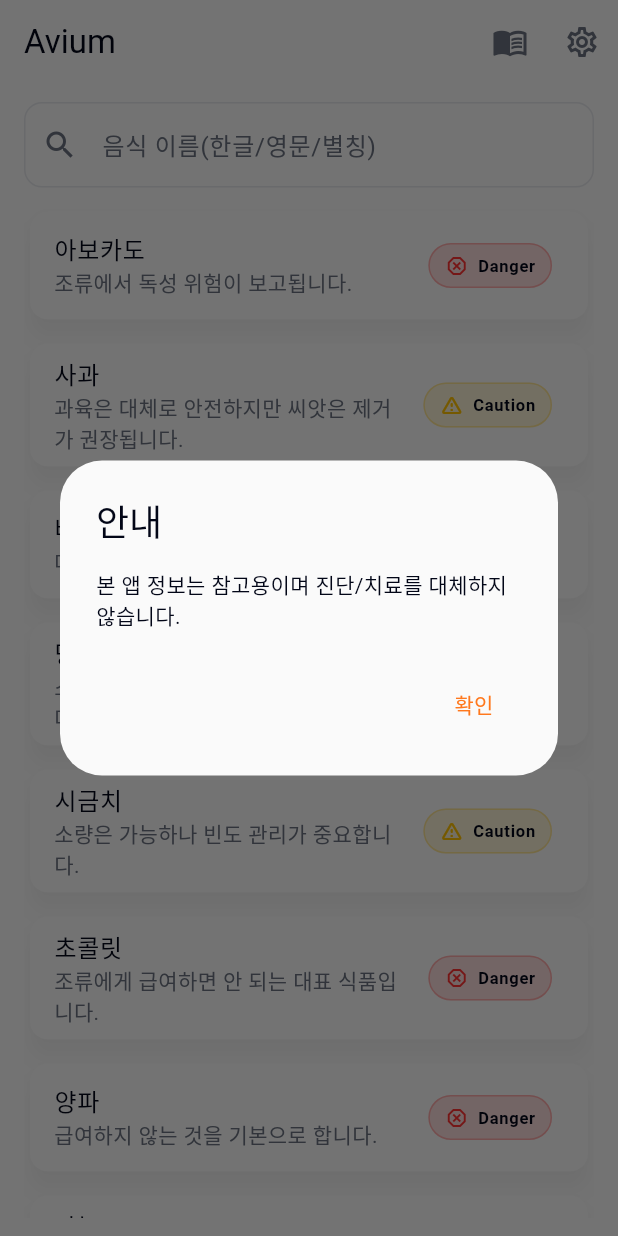
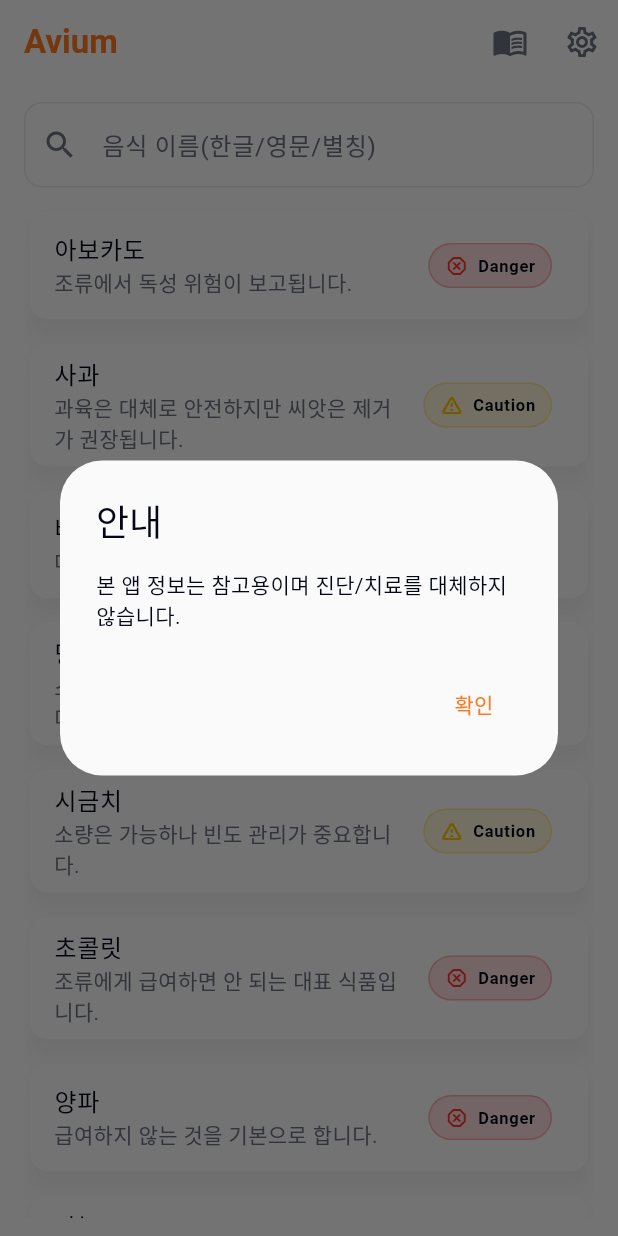
Before and after one commit to Naviary-Sanctuary/Avium, a Flutter app: the screen it shows after launch, on a phone screen of 412 x 824 dp. Run offline on Flutter 3.47's test engine with Material 3 defaults, Android fonts, the phone set to English and light mode, and no system bars; our stand-ins replace go_router.

Commit message:
style: set app bar Avium title to primary color

```diff
--- a/lib/features/search/presentation/search_screen.dart
+++ b/lib/features/search/presentation/search_screen.dart
@@ -36,7 +36,13 @@ class _SearchScreenState extends State<SearchScreen> {
 
     return Scaffold(
       appBar: AppBar(
-        title: const Text('Avium'),
+        title: Text(
+          'Avium',
+          style: TextStyle(
+            color: Theme.of(context).colorScheme.primary,
+            fontWeight: FontWeight.w700,
+          ),
+        ),
         actions: <Widget>[
           IconButton(
             onPressed: () => context.pushNamed('guide'),
```
